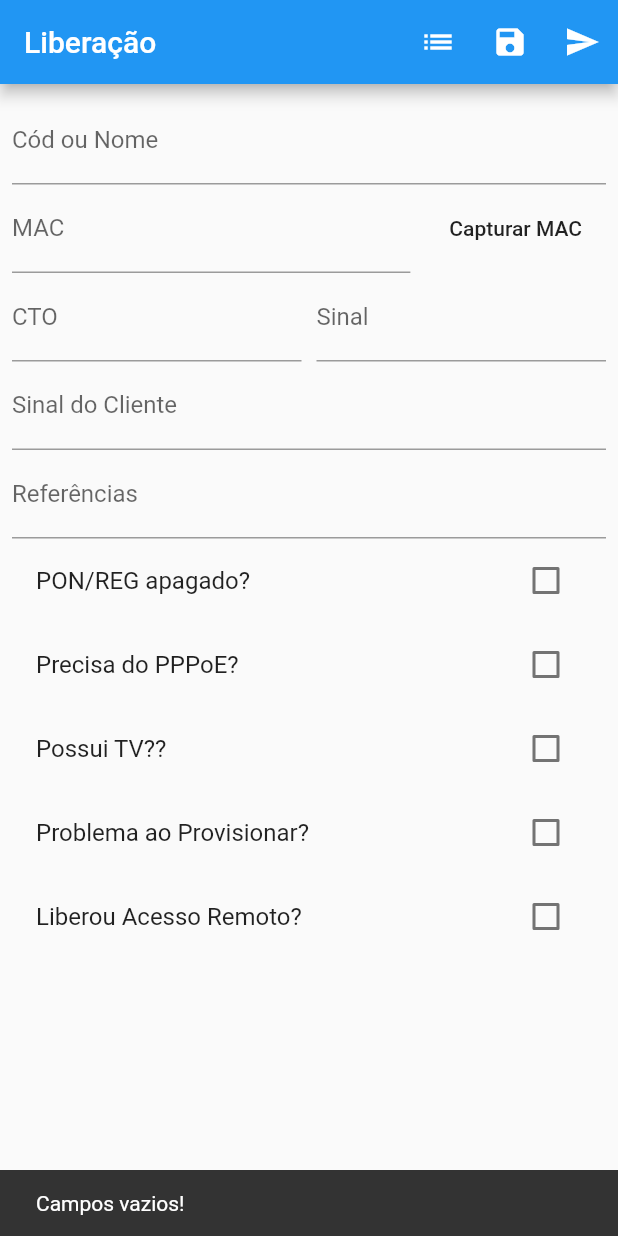
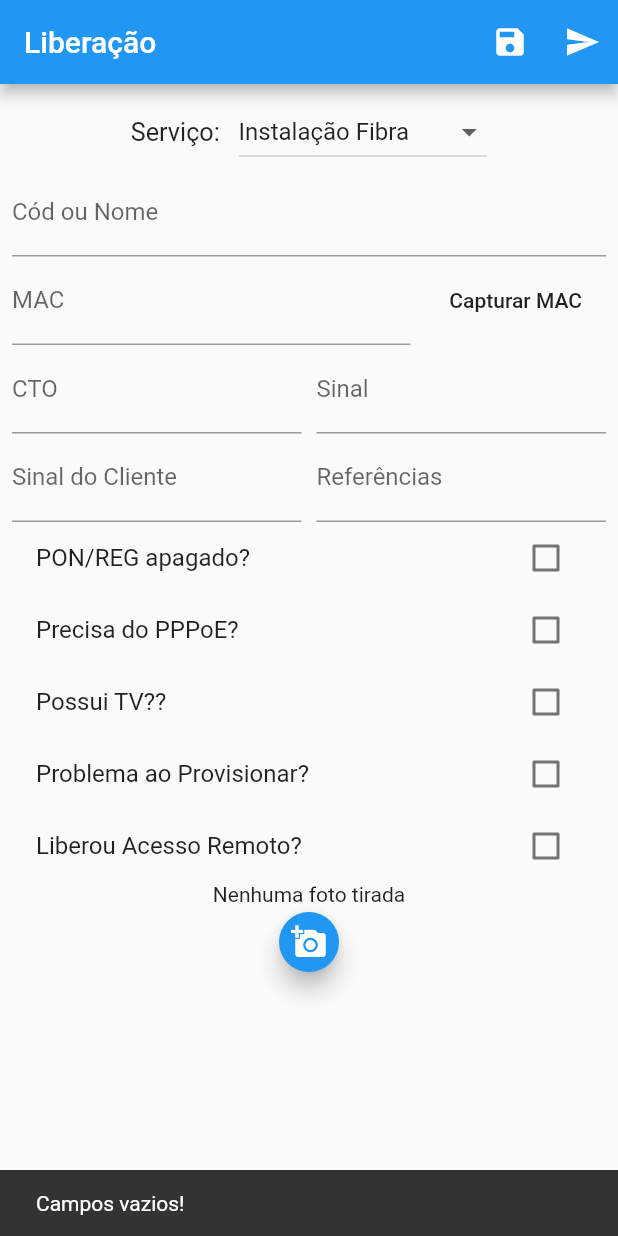
Before and after one commit to mrleles/liberacao_servicos, a Flutter app: the screen it shows after launch, after a tap on the "send" icon, on a phone screen of 412 x 824 dp. Run offline on Flutter 3.47's test engine with Material 2 defaults, Android fonts, the phone set to English and light mode, and no system bars; our stand-ins replace image_picker, shared_preferences; missing offline and left inert: esys_flutter_share, flutter_barcode_scanner.

Commit message:
Add files via upload

```diff
--- a/lib/main.dart
+++ b/lib/main.dart
@@ -1,7 +1,12 @@
+import 'dart:io';
+
+import 'package:esys_flutter_share/esys_flutter_share.dart';
 import 'package:flutter/material.dart';
-import 'package:intent/action.dart' as acao;
-import 'package:intent/extra.dart';
-import 'package:intent/intent.dart' as tela;
+import 'package:flutter/services.dart';
+import 'package:image_picker/image_picker.dart';
+// import 'package:intent/action.dart' as acao;
+// import 'package:intent/extra.dart';
+// import 'package:intent/intent.dart' as tela;
 import 'package:flutter_barcode_scanner/flutter_barcode_scanner.dart';
 import 'package:shared_preferences/shared_preferences.dart';
 
@@ -34,6 +39,8 @@ class MainPage extends StatefulWidget {
 }
 
 class _MainPageState extends State<MainPage> {
+  File _image;
+  final picker = ImagePicker();
   String cliente,
       mac,
       cto,
@@ -44,13 +51,19 @@ class _MainPageState extends State<MainPage> {
       pppoe,
       tv,
       provisionar,
-      remoto;
+      remoto,
+      textoASerEnviado;
   bool boxCadastrar = false;
   bool boxPPPOE = false;
   bool boxTV = false;
   bool boxProvisionar = false;
   bool boxRemoto = false;
-  TextEditingController _controller;
+  TextEditingController _controller,
+      _controllerCto,
+      _controllerSinalCto,
+      _controllerRef;
+  String selectedService = 'Instalação Fibra';
+  PickedFile pickedFile;
 
   Future<void> readBarcode() async {
     mac = await FlutterBarcodeScanner.scanBarcode(
@@ -61,13 +74,52 @@ class _MainPageState extends State<MainPage> {
     });
   }
 
-  // Future<void> saveData() async {
-  //   final prefs = await SharedPreferences.getInstance();
-  //   prefs.setString('cto', cto);
-  //   prefs.setString('sinalCto', sinalCto);
-  //   prefs.setString('referencias', referencias);
-  //   print('Data saved: $cto, $sinalCto, $referencias');
-  // }
+  Future<void> saveData() async {
+    final prefs = await SharedPreferences.getInstance();
+    await prefs.setString('cto', cto);
+    await prefs.setString('sinalCto', sinalCto);
+    await prefs.setString('referencias', referencias);
+  }
+
+  Future<void> readData() async {
+    final prefs = await SharedPreferences.getInstance();
+    cto = prefs.getString('cto');
+    sinalCto = prefs.getString('sinalCto');
+    referencias = prefs.getString('referencias');
+    setState(() {
+      _controllerCto = TextEditingController(text: cto);
+      _controllerSinalCto = TextEditingController(text: sinalCto);
+      _controllerRef = TextEditingController(text: referencias);
+    });
+  }
+
+  Future getImage() async {
+    pickedFile = await picker.getImage(source: ImageSource.camera);
+    setState(() {
+      if (pickedFile != null) {
+        _image = File(pickedFile.path);
+      } else {
+        print('Nenhuma imagem selecionada');
+      }
+    });
+  }
+
+  Future<void> _shareImage() async {
+    try {
+      final ByteData bytes = await rootBundle.load(pickedFile.path);
+      await Share.file(
+          'anilha', 'anilha.jpg', bytes.buffer.asUint8List(), 'image/jpg',
+          text: textoASerEnviado);
+    } catch (e) {
+      print('Erro: $e');
+    }
+  }
+
+  @override
+  void initState() {
+    super.initState();
+    readData();
+  }
 
   @override
   Widget build(BuildContext context) {
@@ -75,16 +127,18 @@ class _MainPageState extends State<MainPage> {
       appBar: AppBar(
         title: Text('Liberação'),
         actions: [
-          IconButton(
-            icon: Icon(
-              Icons.list,
-              color: Colors.white,
-            ),
-            onPressed: () {},
-          ),
+          // IconButton(
+          //   icon: Icon(
+          //     Icons.list,
+          //     color: Colors.white,
+          //   ),
+          //   onPressed: () {},
+          // ),
           IconButton(
             icon: Icon(Icons.save),
-            onPressed: () {},
+            onPressed: () {
+              saveData();
+            },
           ),
           Builder(builder: (BuildContext context) {
             return IconButton(
@@ -119,12 +173,15 @@ class _MainPageState extends State<MainPage> {
                     remoto = '';
                   }
                   if (cliente != null) {
-                    tela.Intent()
-                      ..setAction(acao.Action.ACTION_SEND)
-                      ..setType('text/plain')
-                      ..putExtra(Extra.EXTRA_TEXT,
-                          'Liberar:\nNome: $cliente\nMAC: $mac\nCTO: $cto $sinalCto\nSinal: $sinalCliente\nReferências: $referencias$cadastrar$pppoe$tv$provisionar$remoto')
-                      ..startActivity().catchError((e) => print(e));
+                    // tela.Intent()
+                    //   ..setAction(acao.Action.ACTION_SEND)
+                    //   ..setType('text/plain')
+                    //   ..putExtra(Extra.EXTRA_TEXT,
+                    //       'Liberar $selectedService:\nNome: $cliente\nMAC: $mac\nCTO: $cto $sinalCto\nSinal: $sinalCliente\nReferências: $referencias$cadastrar$pppoe$tv$provisionar$remoto')
+                    //   ..startActivity().catchError((e) => print(e));
+                    textoASerEnviado =
+                        'Liberar $selectedService:\nNome: $cliente\nMAC: $mac\nCTO: $cto $sinalCto\nSinal: $sinalCliente\nReferências: $referencias$cadastrar$pppoe$tv$provisionar$remoto';
+                    _shareImage();
                   } else {
                     final snackBar = SnackBar(content: Text("Campos vazios!"));
                     Scaffold.of(context).showSnackBar(snackBar);
@@ -138,6 +195,56 @@ class _MainPageState extends State<MainPage> {
           padding: const EdgeInsets.all(8.0),
           child: Column(
             children: [
+              Row(
+                mainAxisAlignment: MainAxisAlignment.center,
+                children: [
+                  Text(
+                    'Serviço:   ',
+                    textScaleFactor: 1.2,
+                  ),
+                  DropdownButton(
+                      value: selectedService,
+                      items: [
+                        DropdownMenuItem(
+                          child: Text('Instalação Fibra'),
+                          value: 'Instalação Fibra',
+                        ),
+                        DropdownMenuItem(
+                          child: Text('Instalação de TV'),
+                          value: 'Instalação de TV',
+                        ),
+                        DropdownMenuItem(
+                          child: Text('Instalação Rádio'),
+                          value: 'Instalação Rádio',
+                        ),
+                        DropdownMenuItem(
+                          child: Text('Migração para Fibra'),
+                          value: 'Migração para Fibra',
+                        ),
+                        DropdownMenuItem(
+                          child: Text('Manutenção'),
+                          value: 'Manutenção',
+                        ),
+                        DropdownMenuItem(
+                          child: Text('Mudança de Ponto'),
+                          value: 'Mudança de Ponto',
+                        ),
+                        DropdownMenuItem(
+                          child: Text('Transf. de Endereço'),
+                          value: 'Transf. de Endereço',
+                        ),
+                        DropdownMenuItem(
+                          child: Text('Troca de Fibra'),
+                          value: 'Troca de Fibra',
+                        ),
+                      ],
+                      onChanged: (value) {
+                        setState(() {
+                          selectedService = value;
+                        });
+                      }),
+                ],
+              ),
               TextField(
                 keyboardType: TextInputType.name,
                 onChanged: (value) => cliente = value,
@@ -169,6 +276,7 @@ class _MainPageState extends State<MainPage> {
                 children: [
                   Expanded(
                     child: TextField(
+                      controller: _controllerCto,
                       onChanged: (value) => cto = value,
                       keyboardType: TextInputType.number,
                       decoration: InputDecoration(
@@ -181,6 +289,7 @@ class _MainPageState extends State<MainPage> {
                   ),
                   Expanded(
                     child: TextField(
+                      controller: _controllerSinalCto,
                       onChanged: (value) => sinalCto = value,
                       keyboardType: TextInputType.number,
                       decoration: InputDecoration(
@@ -190,21 +299,34 @@ class _MainPageState extends State<MainPage> {
                   ),
                 ],
               ),
-              TextField(
+              Row(
+                children: [
+                  Expanded(
+                    child: TextField(
                       onChanged: (value) => sinalCliente = value,
                       keyboardType: TextInputType.number,
                       decoration: InputDecoration(
                         labelText: 'Sinal do Cliente',
                       ),
                     ),
-              TextField(
+                  ),
+                  SizedBox(
+                    width: 10,
+                  ),
+                  Expanded(
+                    child: TextField(
+                      controller: _controllerRef,
                       onChanged: (value) => referencias = value,
                       keyboardType: TextInputType.number,
                       decoration: InputDecoration(
                         labelText: 'Referências',
                       ),
                     ),
+                  ),
+                ],
+              ),
               ListTile(
+                visualDensity: VisualDensity.compact,
                 title: Text('PON/REG apagado?'),
                 trailing: Checkbox(
                     value: boxCadastrar,
@@ -215,6 +337,7 @@ class _MainPageState extends State<MainPage> {
                     }),
               ),
               ListTile(
+                visualDensity: VisualDensity.compact,
                 title: Text('Precisa do PPPoE?'),
                 trailing: Checkbox(
                     value: boxPPPOE,
@@ -225,6 +348,7 @@ class _MainPageState extends State<MainPage> {
                     }),
               ),
               ListTile(
+                visualDensity: VisualDensity.compact,
                 title: Text('Possui TV??'),
                 trailing: Checkbox(
                     value: boxTV,
@@ -235,6 +359,7 @@ class _MainPageState extends State<MainPage> {
                     }),
               ),
               ListTile(
+                visualDensity: VisualDensity.compact,
                 title: Text('Problema ao Provisionar?'),
                 trailing: Checkbox(
                     value: boxProvisionar,
@@ -245,6 +370,7 @@ class _MainPageState extends State<MainPage> {
                     }),
               ),
               ListTile(
+                visualDensity: VisualDensity.compact,
                 title: Text('Liberou Acesso Remoto?'),
                 trailing: Checkbox(
                     value: boxRemoto,
@@ -254,6 +380,13 @@ class _MainPageState extends State<MainPage> {
                       });
                     }),
               ),
+              _image == null ? Text('Nenhuma foto tirada') : Image.file(_image),
+              FloatingActionButton(
+                mini: true,
+                onPressed: getImage,
+                tooltip: 'Tirar Foto',
+                child: Icon(Icons.add_a_photo),
+              ),
             ],
           ),
         ),
```
Also changed, not shown: pubspec.yaml (+5 -3 lines), pubspec.lock, 22 other files. Lines whose indentation alone changed are shown as unchanged.
